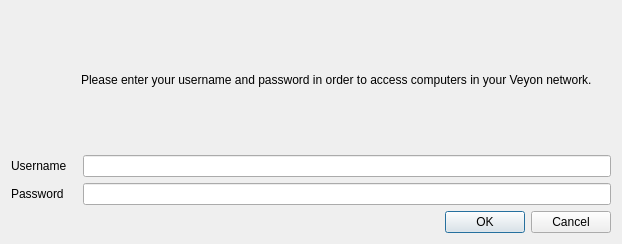
Old version of the form core/dialogs/PasswordDialog.ui in the repository veyon/veyon.
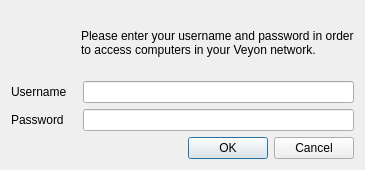
New version of the form. Icons and pictures are not drawn.

Commit message: Core: PasswordDialog: remove geometry properties

Diff of the .ui file:
```diff
--- a/core/dialogs/PasswordDialog.ui
+++ b/core/dialogs/PasswordDialog.ui
@@ -2,14 +2,6 @@
 <ui version="4.0">
  <class>PasswordDialog</class>
  <widget class="QDialog" name="PasswordDialog">
-  <property name="geometry">
-   <rect>
-    <x>0</x>
-    <y>0</y>
-    <width>622</width>
-    <height>244</height>
-   </rect>
-  </property>
   <property name="windowTitle">
    <string>Veyon Logon</string>
   </property>
```
